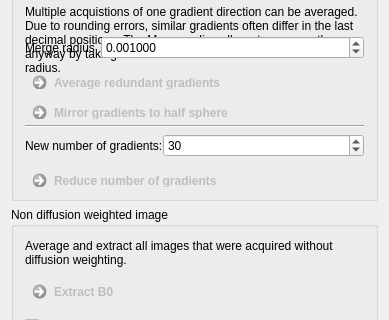
Qt form Plugins/org.mitk.gui.qt.diffusionimaging/src/internal/QmitkPreprocessingViewControls.ui (MITK/MITK) before a commit; both pictures show x 0 to 389 and y 335 to 655 of the 389 by 1017 pixel window.
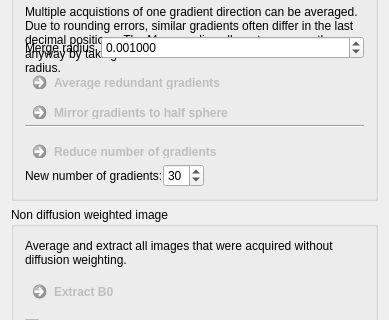
The same form after that commit.

Commit message: Preprocessing view adaption

Diff of the .ui file:
```diff
--- a/Plugins/org.mitk.gui.qt.diffusionimaging/src/internal/QmitkPreprocessingViewControls.ui
+++ b/Plugins/org.mitk.gui.qt.diffusionimaging/src/internal/QmitkPreprocessingViewControls.ui
@@ -7,7 +7,7 @@
     <x>0</x>
     <y>0</y>
     <width>389</width>
-    <height>984</height>
+    <height>989</height>
    </rect>
   </property>
   <property name="minimumSize">
@@ -260,6 +260,25 @@
         </property>
        </widget>
       </item>
+      <item>
+       <widget class="QCommandLinkButton" name="m_ReduceGradientsButton">
+        <property name="enabled">
+         <bool>false</bool>
+        </property>
+        <property name="toolTip">
+         <string>Retain only the specified number of gradient directions and according image volumes. The retained directions are spread equally over the half sphere.</string>
+        </property>
+        <property name="statusTip">
+         <string/>
+        </property>
+        <property name="whatsThis">
+         <string notr="true"/>
+        </property>
+        <property name="text">
+         <string>Reduce number of gradients</string>
+        </property>
+       </widget>
+      </item>
       <item>
        <widget class="QFrame" name="frame_2">
         <property name="frameShape">
@@ -269,6 +288,15 @@
          <enum>QFrame::Raised</enum>
         </property>
         <layout class="QFormLayout" name="formLayout_3">
+         <property name="fieldGrowthPolicy">
+          <enum>QFormLayout::FieldsStayAtSizeHint</enum>
+         </property>
+         <property name="labelAlignment">
+          <set>Qt::AlignLeading|Qt::AlignLeft|Qt::AlignVCenter</set>
+         </property>
+         <property name="formAlignment">
+          <set>Qt::AlignLeading|Qt::AlignLeft|Qt::AlignTop</set>
+         </property>
          <property name="horizontalSpacing">
           <number>0</number>
          </property>
@@ -298,25 +326,6 @@
         </layout>
        </widget>
       </item>
-      <item>
-       <widget class="QCommandLinkButton" name="m_ReduceGradientsButton">
-        <property name="enabled">
-         <bool>false</bool>
-        </property>
-        <property name="toolTip">
-         <string>Retain only the specified number of gradient directions and according image volumes. The retained directions are spread equally over the half sphere.</string>
-        </property>
-        <property name="statusTip">
-         <string/>
-        </property>
-        <property name="whatsThis">
-         <string notr="true"/>
-        </property>
-        <property name="text">
-         <string>Reduce number of gradients</string>
-        </property>
-       </widget>
-      </item>
      </layout>
     </widget>
    </item>
```
Left out of the diff: 2 changed lines with no effect on the pictures. The commit also changes 2 other files.
